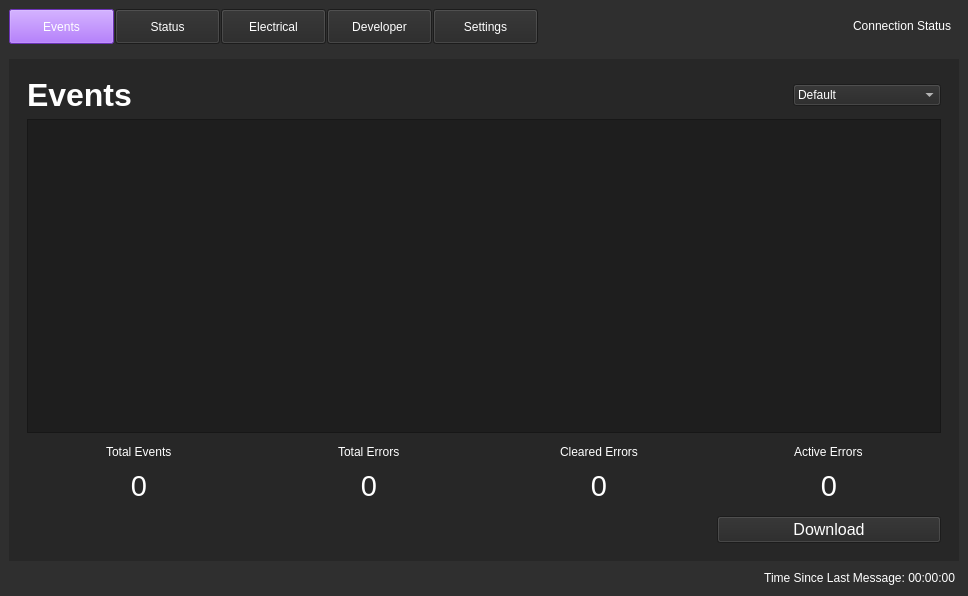
Old version of the form weapon-system-support-software/mainwindow.ui in the repository Team-Controller-NAU/Controller.
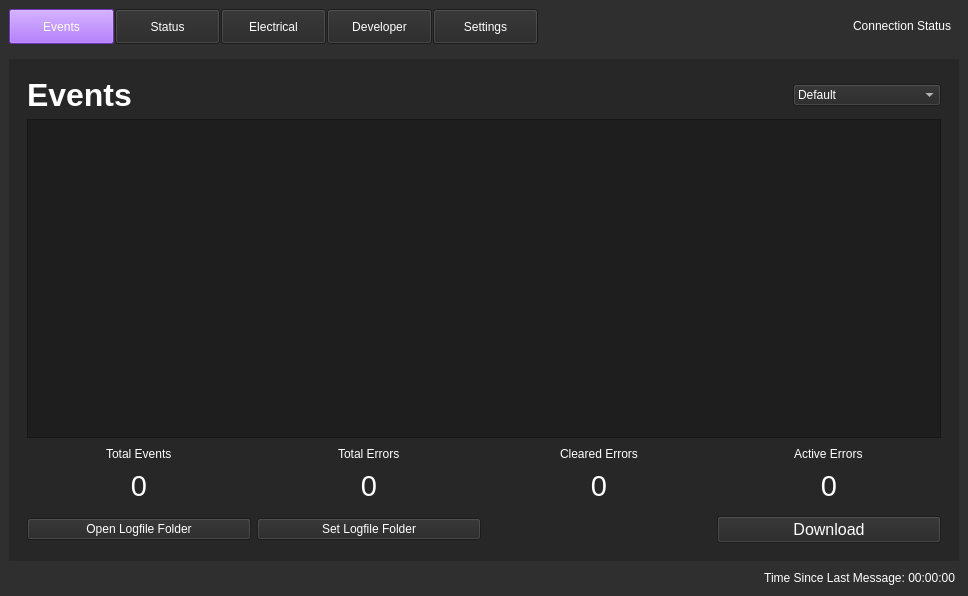
New version of the form. Icons and pictures are not drawn.

What changed in the file:
```diff
--- a/weapon-system-support-software/mainwindow.ui
+++ b/weapon-system-support-software/mainwindow.ui
@@ -552,6 +552,33 @@
                  </property>
                 </widget>
                </item>
+               <item row="2" column="0">
+                <widget class="QPushButton" name="openLogfileFolder">
+                 <property name="styleSheet">
+                  <string notr="true">color: rgb(255, 255, 255);
+background-color: rgb(39, 39, 39);
+font: 12pt &quot;Segoe UI&quot;;</string>
+                 </property>
+                 <property name="text">
+                  <string>Open Logfile Folder</string>
+                 </property>
+                </widget>
+               </item>
+               <item row="2" column="1">
+                <widget class="QPushButton" name="setLogfileFolder">
+                 <property name="styleSheet">
+                  <string notr="true">color: rgb(255, 255, 255);
+background-color: rgb(39, 39, 39);
+font: 12pt &quot;Segoe UI&quot;;</string>
+                 </property>
+                 <property name="text">
+                  <string>Set Logfile Folder</string>
+                 </property>
+                 <property name="autoRepeatDelay">
+                  <number>300</number>
+                 </property>
+                </widget>
+               </item>
               </layout>
              </item>
              <item row="0" column="0" alignment="Qt::AlignLeft">
```
Left out of the diff: 150 changed lines with no effect on the pictures.
